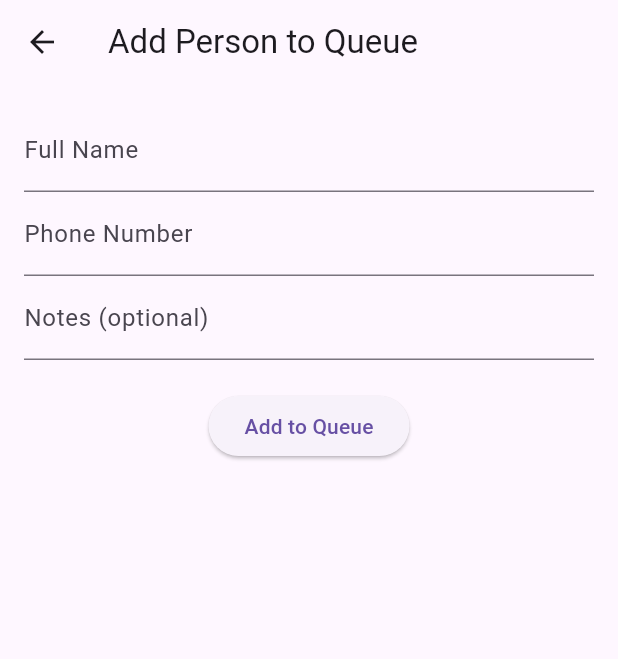
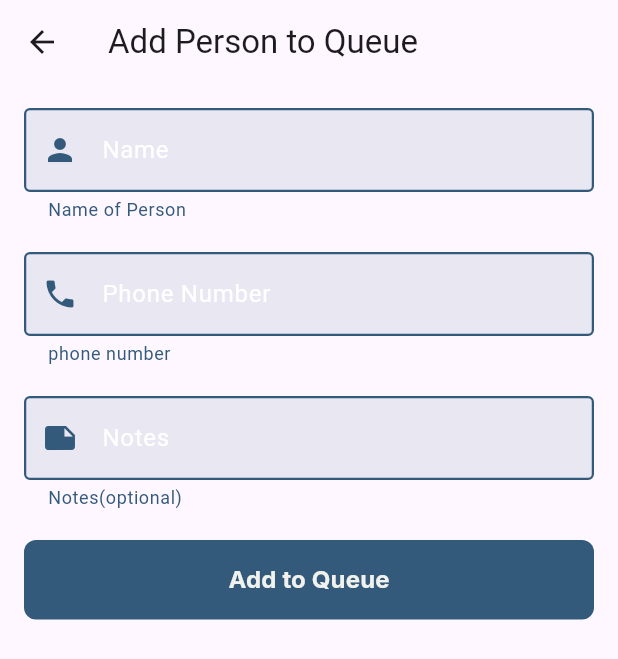
Before and after one commit to fatoom9/queue_management_system, a Flutter app: the HomeScreen screen opened by its route, after a tap on the "add" icon, on a phone screen of 412 x 824 dp. Shown: the top 659 px of the screen. Run offline on Flutter 3.47's test engine with Material 3 defaults, Android fonts, the phone set to English and light mode, and no system bars; our stand-ins replace flutter_hooks, flutter_riverpod, font_awesome_flutter, go_router, google_fonts, hooks_riverpod and 1 more; accounts and stored records are empty.

Commit message:
home/addPersonToQueue-screens-redesign

```diff
--- a/lib/src/features/auth/presentation/admin_list_screen.dart
+++ b/lib/src/features/auth/presentation/admin_list_screen.dart
@@ -3,7 +3,6 @@ import 'package:go_router/go_router.dart';
 import 'package:google_fonts/google_fonts.dart';
 import 'package:queue_management_system/src/common_widgets/button.dart';
 import 'widget/admin_list.dart';
-import 'package:queue_management_system/src/constants/app_theme.dart';
 
 class AdminListScreen extends StatelessWidget {
   const AdminListScreen({super.key});
--- a/lib/src/features/auth/presentation/not_found_screen.dart
+++ b/lib/src/features/auth/presentation/not_found_screen.dart
@@ -1,5 +1,4 @@
 import 'package:flutter/material.dart';
-import 'package:google_fonts/google_fonts.dart';
 
 class NotFoundScreen extends StatelessWidget {
   const NotFoundScreen({super.key});
--- a/lib/src/features/auth/presentation/welcome_screen copy.dart
+++ b/lib/src/features/auth/presentation/welcome_screen copy.dart
@@ -2,7 +2,6 @@ import 'package:flutter/material.dart';
 import 'package:go_router/go_router.dart';
 import 'package:hooks_riverpod/hooks_riverpod.dart';
 import 'package:queue_management_system/src/common_widgets/button.dart';
-import 'package:google_fonts/google_fonts.dart';
 import 'package:queue_management_system/src/constants/app_theme.dart';
 
 class WelcomScreen extends HookConsumerWidget {
--- a/lib/src/features/auth/presentation/welcome_screen.dart
+++ b/lib/src/features/auth/presentation/welcome_screen.dart
@@ -2,7 +2,6 @@ import 'package:flutter/material.dart';
 import 'package:go_router/go_router.dart';
 import 'package:hooks_riverpod/hooks_riverpod.dart';
 import 'package:queue_management_system/src/common_widgets/button.dart';
-import 'package:google_fonts/google_fonts.dart';
 import 'package:queue_management_system/src/constants/app_theme.dart';
 
 class WelcomScreen extends HookConsumerWidget {
--- a/lib/src/features/queue/data/repositories/queue_repository.dart
+++ b/lib/src/features/queue/data/repositories/queue_repository.dart
@@ -1,5 +1,4 @@
 import 'package:sqflite/sqflite.dart';
-import 'package:intl/intl.dart';
 import 'package:hooks_riverpod/hooks_riverpod.dart';
 import 'package:queue_management_system/src/core/database/database_helper.dart';
 import 'package:queue_management_system/src/features/queue/domain/models/person_details.dart';
--- a/lib/src/features/queue/presentation/add_person_screen.dart
+++ b/lib/src/features/queue/presentation/add_person_screen.dart
@@ -1,11 +1,12 @@
 import 'package:flutter/material.dart';
 import 'package:flutter_riverpod/flutter_riverpod.dart';
+import 'package:queue_management_system/src/common_widgets/button.dart';
+import 'package:queue_management_system/src/common_widgets/text_feild.dart';
 import 'package:queue_management_system/src/features/queue/presentation/controllers/queue_controller.dart';
 import 'package:google_fonts/google_fonts.dart';
 
 class AddPersonScreen extends ConsumerStatefulWidget {
   const AddPersonScreen({Key? key}) : super(key: key);
-
   @override
   _AddPersonScreenState createState() => _AddPersonScreenState();
 }
@@ -15,7 +16,6 @@ class _AddPersonScreenState extends ConsumerState<AddPersonScreen> {
   final _phoneController = TextEditingController();
   final _notesController = TextEditingController();
   bool _isLoading = false;
-
   @override
   Widget build(BuildContext context) {
     return Scaffold(
@@ -24,24 +24,45 @@ class _AddPersonScreenState extends ConsumerState<AddPersonScreen> {
         padding: const EdgeInsets.all(16.0),
         child: Column(
           children: [
-            TextField(
+            AppTextFormField(
               controller: _fullNameController,
-              decoration: const InputDecoration(labelText: 'Full Name'),
-            ),
-            TextField(
-              controller: _phoneController,
-              decoration: const InputDecoration(labelText: 'Phone Number'),
-              keyboardType: TextInputType.phone,
-            ),
-            TextField(
-              controller: _notesController,
-              decoration: const InputDecoration(labelText: 'Notes (optional)'),
+              hintText: 'Name',
+              helpText: 'Name of Person',
+              obscureText: false,
+              icon: Icons.person,
             ),
             const SizedBox(height: 20),
+            AppTextFormField(
+              controller: _phoneController,
+              hintText: 'Phone Number',
+              helpText: 'phone number',
+              obscureText: true,
+              icon: Icons.phone,
+            ),
+            const SizedBox(height: 20),
+            AppTextFormField(
+              controller: _notesController,
+              hintText: 'Notes',
+              helpText: 'Notes(optional)',
+              obscureText: false,
+              icon: Icons.note,
+            ),
+            const SizedBox(height: 20),
+            // Use Btn for the button
             _isLoading
                 ? const CircularProgressIndicator()
-                : ElevatedButton(
-                    onPressed: () async {
+                : Btn(
+                    onPress: () async {
+                      if (_fullNameController.text.isEmpty ||
+                          _phoneController.text.isEmpty) {
+                        ScaffoldMessenger.of(context).showSnackBar(
+                          const SnackBar(
+                            content:
+                                Text('Please enter both name and phone number'),
+                          ),
+                        );
+                        return;
+                      }
                       setState(() => _isLoading = true);
                       await ref
                           .read(queueControllerProvider.notifier)
@@ -53,7 +74,7 @@ class _AddPersonScreenState extends ConsumerState<AddPersonScreen> {
                       setState(() => _isLoading = false);
                       Navigator.pop(context);
                     },
-                    child: const Text('Add to Queue'),
+                    text: 'Add to Queue',
                   ),
           ],
         ),
--- a/lib/src/features/queue/presentation/controllers/queue_controller.dart
+++ b/lib/src/features/queue/presentation/controllers/queue_controller.dart
@@ -1,5 +1,4 @@
 import 'package:hooks_riverpod/hooks_riverpod.dart';
-import 'package:queue_management_system/src/features/auth/presentation/controllers/auth_controller.dart';
 import 'package:queue_management_system/src/features/queue/application/queue_service.dart';
 import 'package:queue_management_system/src/features/queue/domain/models/person_details.dart';
 
--- a/lib/src/features/queue/presentation/home_screen.dart
+++ b/lib/src/features/queue/presentation/home_screen.dart
@@ -1,9 +1,9 @@
 import 'package:flutter/material.dart';
-import 'package:flutter_hooks/flutter_hooks.dart';
+import 'package:font_awesome_flutter/font_awesome_flutter.dart';
 import 'package:go_router/go_router.dart';
 import 'package:hooks_riverpod/hooks_riverpod.dart';
-import 'package:queue_management_system/src/features/queue/data/repositories/queue_repository.dart';
-import 'package:queue_management_system/src/features/queue/domain/models/person_details.dart';
+import 'package:queue_management_system/src/common_widgets/button.dart';
+import 'package:queue_management_system/src/constants/app_theme.dart';
 import 'package:queue_management_system/src/features/queue/presentation/add_person_screen.dart';
 import 'package:queue_management_system/src/features/queue/presentation/completedPerson.dart';
 import 'package:queue_management_system/src/features/queue/presentation/controllers/queue_controller.dart';
@@ -26,17 +26,17 @@ class HomeScreen extends HookConsumerWidget {
     return Scaffold(
       appBar: AppBar(
         title: const Text(
-          'Queue Management',
+          'Queue List',
           style: TextStyle(
               fontSize: 22, fontWeight: FontWeight.bold, color: Colors.white),
         ),
         centerTitle: true,
-        backgroundColor: const Color(0xFF0288D1),
+        backgroundColor: AppTheme.theme.primaryColor,
       ),
       body: Container(
         decoration: const BoxDecoration(
           gradient: LinearGradient(
-            colors: [Color(0xFFB3E5FC), Color(0xFFE1F5FE)],
+            colors: [secondaryColor, secondaryColor],
             begin: Alignment.topCenter,
             end: Alignment.bottomCenter,
           ),
@@ -66,8 +66,11 @@ class HomeScreen extends HookConsumerWidget {
                         child: ListTile(
                           title: Text(
                             currentPerson.fullName,
-                            style: const TextStyle(
-                                fontSize: 18, fontWeight: FontWeight.bold),
+                            style: GoogleFonts.poppins(
+                              fontSize: 18,
+                              fontWeight: FontWeight.bold,
+                              color: AppTheme.theme.primaryColor,
+                            ),
                           ),
                           subtitle: Text(currentPerson.phoneNumber),
                           trailing: Row(
@@ -87,7 +90,7 @@ class HomeScreen extends HookConsumerWidget {
                                   color: currentPerson.completedAt != null &&
                                           currentPerson.completedAt! > 0
                                       ? Colors.green
-                                      : Color(0xFF335A7B),
+                                      : AppTheme.theme.primaryColor,
                                 ),
                                 onPressed: () async {
                                   if (currentPerson.completedAt == null ||
@@ -104,8 +107,10 @@ class HomeScreen extends HookConsumerWidget {
                               ),
                             ],
                           ),
-                          leading: const Icon(Icons.person,
-                              color: Color(0xFF0288D1)),
+                          leading: const FaIcon(
+                            FontAwesomeIcons.person, //
+                            color: primaryColor,
+                          ),
                           onTap: () => Navigator.push(
                             context,
                             MaterialPageRoute(
@@ -122,21 +127,25 @@ class HomeScreen extends HookConsumerWidget {
       ),
       floatingActionButton: Row(
         crossAxisAlignment: CrossAxisAlignment.end,
-        mainAxisAlignment: MainAxisAlignment.spaceBetween, //
+        mainAxisAlignment: MainAxisAlignment.spaceBetween,
         children: [
           Padding(
-            padding: const EdgeInsets.only(left: 8.0), //
+            padding: const EdgeInsets.only(left: 8.0),
             child: FloatingActionButton(
               heroTag: "logoutFAB",
               onPressed: () {
                 ref.read(authControllerProvider.notifier).signOut();
                 context.go('/login');
               },
-              backgroundColor: const Color(0xFF335A7B),
+              backgroundColor: AppTheme.theme.primaryColor,
               shape: RoundedRectangleBorder(
                 borderRadius: BorderRadius.circular(8),
               ),
-              child: const Icon(Icons.exit_to_app, color: Colors.white),
+              child: const FaIcon(
+                FontAwesomeIcons.outdent, //
+                color: secondaryColor,
+              ),
+              //child: const Icon(Icons.exit_to_app, color: Colors.white),
             ),
           ),
           Column(
@@ -155,11 +164,15 @@ class HomeScreen extends HookConsumerWidget {
                       ),
                     );
                   },
-                  backgroundColor: const Color(0xFF335A7B),
+                  backgroundColor: AppTheme.theme.primaryColor,
                   shape: RoundedRectangleBorder(
                     borderRadius: BorderRadius.circular(8),
                   ),
-                  child: const Icon(Icons.bar_chart, color: Colors.white),
+                  child: const FaIcon(
+                    FontAwesomeIcons.chartColumn, //
+                    color: secondaryColor,
+                  ),
+                  // child: const Icon(Icons.bar_chart, color: Colors.white),
                 ),
               ),
               const SizedBox(height: 10),
@@ -175,7 +188,7 @@ class HomeScreen extends HookConsumerWidget {
                       ),
                     );
                   },
-                  backgroundColor: const Color(0xFF335A7B),
+                  backgroundColor: AppTheme.theme.primaryColor,
                   shape: RoundedRectangleBorder(
                     borderRadius: BorderRadius.circular(8),
                   ),
@@ -195,7 +208,7 @@ class HomeScreen extends HookConsumerWidget {
                       ),
                     );
                   },
-                  backgroundColor: const Color(0xFF335A7B),
+                  backgroundColor: AppTheme.theme.primaryColor,
                   shape: RoundedRectangleBorder(
                     borderRadius: BorderRadius.circular(8),
                   ),
```
Also changed, not shown: lib/src/features/auth/presentation/admin_setup_screen.dart.dart (+0 -7 lines), lib/src/features/queue/presentation/completedPerson.dart (+7 -21 lines).
